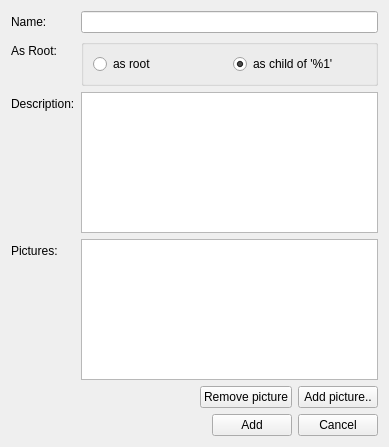
Before: the Qt Designer form client/uiforms/feature_add.ui in Wolframe/configurator, drawn with Qt 5.
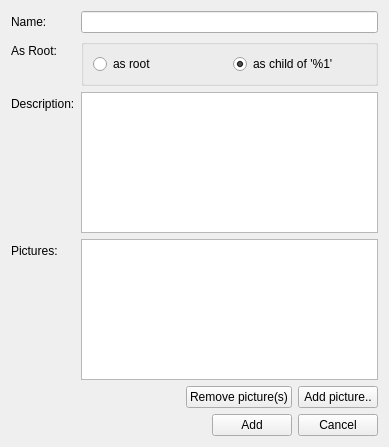
After: the same form once the commit is applied. Icons and pictures are not drawn.

Diff of the .ui file:
```diff
--- a/client/uiforms/feature_add.ui
+++ b/client/uiforms/feature_add.ui
@@ -158,7 +158,7 @@
      <item>
       <widget class="QPushButton" name="exclude_pictures">
        <property name="text">
-        <string>Remove picture</string>
+        <string>Remove picture(s)</string>
        </property>
        <property name="datasignal:clicked" stdset="0">
         <string>exclude_picture@main.pictures</string>
```
